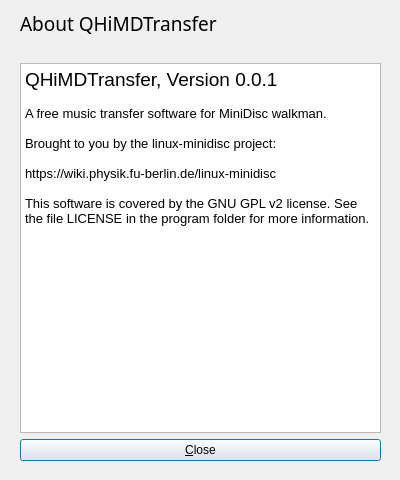
linux-minidisc/linux-minidisc, file qhimdtransfer/qhimdaboutdialog.ui: the form before one commit.
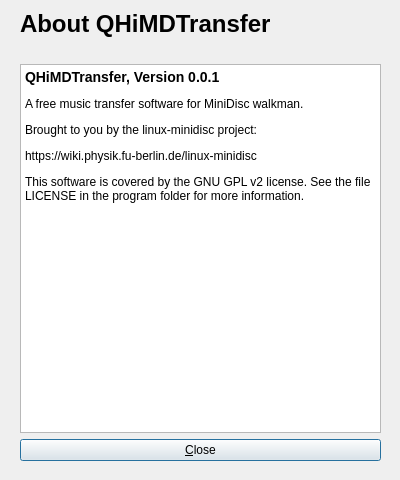
The form after the commit. Icons and pictures are not drawn.

Commit message: Clean up about dialog

```diff
--- a/qhimdtransfer/qhimdaboutdialog.ui
+++ b/qhimdtransfer/qhimdaboutdialog.ui
@@ -49,14 +49,8 @@
    <layout class="QVBoxLayout" name="verticalLayout">
     <item>
      <widget class="QLabel" name="label">
-      <property name="font">
-       <font>
-        <family>AlArabiya</family>
-        <pointsize>14</pointsize>
-       </font>
-      </property>
       <property name="text">
-       <string>About QHiMDTransfer</string>
+       <string>&lt;h1&gt;About QHiMDTransfer&lt;/h1&gt;</string>
       </property>
      </widget>
     </item>
@@ -73,19 +67,16 @@
     <item>
      <widget class="QTextBrowser" name="textBrowser">
       <property name="html">
-       <string>&lt;!DOCTYPE HTML PUBLIC &quot;-//W3C//DTD HTML 4.0//EN&quot; &quot;http://www.w3.org/TR/REC-html40/strict.dtd&quot;&gt;
-&lt;html&gt;&lt;head&gt;&lt;meta name=&quot;qrichtext&quot; content=&quot;1&quot; /&gt;&lt;style type=&quot;text/css&quot;&gt;
-p, li { white-space: pre-wrap; }
-&lt;/style&gt;&lt;/head&gt;&lt;body style=&quot; font-family:'Sans'; font-size:10pt; font-weight:400; font-style:normal;&quot;&gt;
-&lt;p style=&quot; margin-top:0px; margin-bottom:0px; margin-left:0px; margin-right:0px; -qt-block-indent:0; text-indent:0px;&quot;&gt;&lt;span style=&quot; font-size:14pt;&quot;&gt;QHiMDTransfer, Version 0.0.1&lt;/span&gt;&lt;/p&gt;
-&lt;p style=&quot;-qt-paragraph-type:empty; margin-top:0px; margin-bottom:0px; margin-left:0px; margin-right:0px; -qt-block-indent:0; text-indent:0px;&quot;&gt;&lt;/p&gt;
-&lt;p style=&quot; margin-top:0px; margin-bottom:0px; margin-left:0px; margin-right:0px; -qt-block-indent:0; text-indent:0px;&quot;&gt;A free music transfer software for MiniDisc walkman.&lt;/p&gt;
-&lt;p style=&quot;-qt-paragraph-type:empty; margin-top:0px; margin-bottom:0px; margin-left:0px; margin-right:0px; -qt-block-indent:0; text-indent:0px;&quot;&gt;&lt;/p&gt;
-&lt;p style=&quot; margin-top:0px; margin-bottom:0px; margin-left:0px; margin-right:0px; -qt-block-indent:0; text-indent:0px;&quot;&gt;Brought to you by the linux-minidisc project:&lt;/p&gt;
-&lt;p style=&quot;-qt-paragraph-type:empty; margin-top:0px; margin-bottom:0px; margin-left:0px; margin-right:0px; -qt-block-indent:0; text-indent:0px;&quot;&gt;&lt;/p&gt;
-&lt;p style=&quot; margin-top:0px; margin-bottom:0px; margin-left:0px; margin-right:0px; -qt-block-indent:0; text-indent:0px;&quot;&gt;https://wiki.physik.fu-berlin.de/linux-minidisc&lt;/p&gt;
-&lt;p style=&quot;-qt-paragraph-type:empty; margin-top:0px; margin-bottom:0px; margin-left:0px; margin-right:0px; -qt-block-indent:0; text-indent:0px;&quot;&gt;&lt;/p&gt;
-&lt;p style=&quot; margin-top:0px; margin-bottom:0px; margin-left:0px; margin-right:0px; -qt-block-indent:0; text-indent:0px;&quot;&gt;This software is covered by the GNU GPL v2 license. See the file LICENSE in the program folder for more information.&lt;/p&gt;&lt;/body&gt;&lt;/html&gt;</string>
+       <string>&lt;h3&gt;QHiMDTransfer, Version 0.0.1&lt;/h3&gt;
+        &lt;p&gt;&lt;p&gt;
+        &lt;p&gt;A free music transfer software for MiniDisc walkman.&lt;/p&gt;
+        &lt;p&gt;&lt;p&gt;
+        &lt;p&gt;Brought to you by the linux-minidisc project:&lt;/p&gt;
+        &lt;p&gt;&lt;p&gt;
+        &lt;p&gt;https://wiki.physik.fu-berlin.de/linux-minidisc&lt;/p&gt;
+        &lt;p&gt;&lt;p&gt;
+        &lt;p&gt;This software is covered by the GNU GPL v2 license. See the
+         file LICENSE in the program folder for more information.&lt;/p&gt;</string>
       </property>
      </widget>
     </item>
```
Left out of the diff: 6 changed lines with no effect on the pictures.
